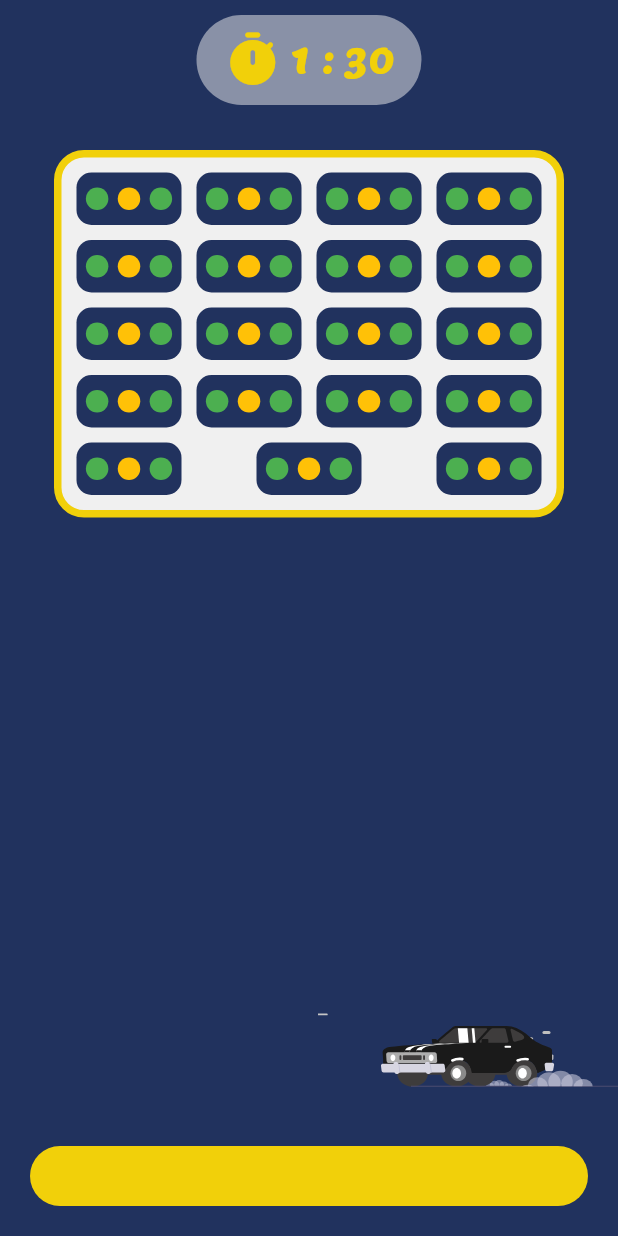
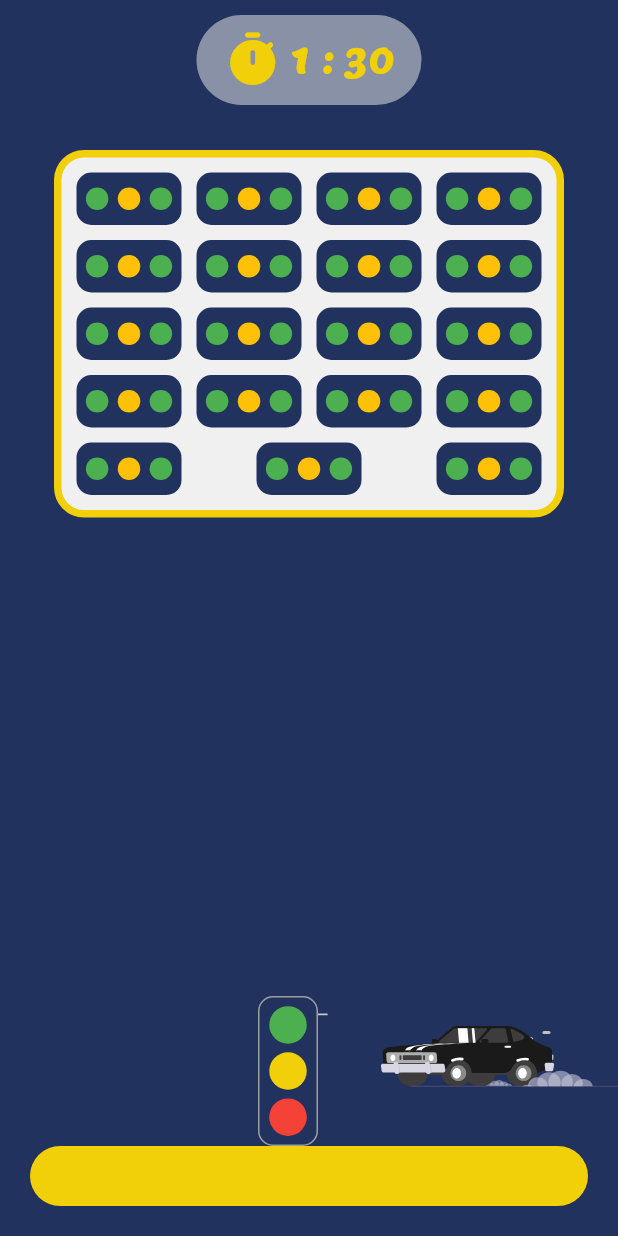
Before and after one commit to Ripat-2345/traffic_light_puzzle, a Flutter app: the screen it shows after launch, after a tap on "Start", on a phone screen of 412 x 824 dp. Run offline on Flutter 3.47's test engine with Material 2 defaults, Android fonts, the phone set to English and light mode, and no system bars; drawn by our look-alikes of flutter_countdown_timer; our stand-ins replace carousel_slider, get, lottie.

Commit message:
update game and make feedback button

```diff
--- a/lib/controllers/game_controller.dart
+++ b/lib/controllers/game_controller.dart
@@ -151,6 +151,14 @@ class GameController extends GetxController {
             fit: BoxFit.cover,
           ),
           contentPadding: const EdgeInsets.all(10),
+          textConfirm: "Send Your Feedback",
+          confirmTextColor: darkColor,
+          onConfirm: () {
+            Get.offAllNamed(
+              "/FeedBack",
+            );
+            timeController.dispose();
+          },
           textCancel: "Back To Home",
           cancelTextColor: darkColor,
           onCancel: () => Get.offAllNamed('/Home'),
--- a/lib/main.dart
+++ b/lib/main.dart
@@ -1,5 +1,5 @@
 import 'package:flutter/material.dart';
-import 'package:flutter_game/controllers/game_controller.dart';
+import 'package:flutter_game/screens/feed_back_screen.dart';
 import 'package:flutter_game/screens/game_screen.dart';
 import 'package:get/get.dart';
 
@@ -20,6 +20,7 @@ class MyApp extends StatelessWidget {
       getPages: [
         GetPage(name: '/Home', page: () => const HomeScreen()),
         GetPage(name: '/Game', page: () => const GameScreen()),
+        GetPage(name: '/FeedBack', page: () => const FeedBackScreen()),
       ],
       home: const HomeScreen(),
     );
--- /dev/null
+++ b/lib/screens/feed_back_screen.dart
@@ -0,0 +1,17 @@
+import 'package:flutter/material.dart';
+import 'package:get/get.dart';
+
+class FeedBackScreen extends StatelessWidget {
+  const FeedBackScreen({Key? key}) : super(key: key);
+
+  @override
+  Widget build(BuildContext context) {
+    return WillPopScope(
+      onWillPop: () {
+        Get.toNamed("/Home");
+        return Future(() => true);
+      },
+      child: Scaffold(),
+    );
+  }
+}
--- a/lib/screens/game_screen.dart
+++ b/lib/screens/game_screen.dart
@@ -249,11 +249,63 @@ class _GameScreenState extends State<GameScreen> {
                             alignment: gameController.carMove.value
                                 ? Alignment.bottomLeft
                                 : Alignment.bottomRight,
-                            child: SizedBox(
-                              width: (MediaQuery.of(context).size.width < 800)
+                            child: Row(
+                              crossAxisAlignment: CrossAxisAlignment.end,
+                              mainAxisSize: MainAxisSize.min,
+                              children: [
+                                Obx(() => (gameController.carMove.value)
+                                    ? const SizedBox()
+                                    : Container(
+                                        width: 40,
+                                        height: 100,
+                                        decoration: BoxDecoration(
+                                          borderRadius:
+                                              BorderRadius.circular(10),
+                                          color: darkColor,
+                                          border:
+                                              Border.all(color: Colors.grey),
+                                        ),
+                                        child: Column(
+                                          mainAxisAlignment:
+                                              MainAxisAlignment.spaceEvenly,
+                                          children: [
+                                            Container(
+                                              width: 25,
+                                              height: 25,
+                                              decoration: BoxDecoration(
+                                                borderRadius:
+                                                    BorderRadius.circular(100),
+                                                color: Colors.green,
+                                              ),
+                                            ),
+                                            Container(
+                                              width: 25,
+                                              height: 25,
+                                              decoration: BoxDecoration(
+                                                borderRadius:
+                                                    BorderRadius.circular(100),
+                                                color: yellowColor,
+                                              ),
+                                            ),
+                                            Container(
+                                              width: 25,
+                                              height: 25,
+                                              decoration: BoxDecoration(
+                                                borderRadius:
+                                                    BorderRadius.circular(100),
+                                                color: Colors.red,
+                                              ),
+                                            ),
+                                          ],
+                                        ),
+                                      )),
+                                SizedBox(
+                                  width:
+                                      (MediaQuery.of(context).size.width < 800)
                                           ? 200
                                           : 300,
-                              height: (MediaQuery.of(context).size.width < 800)
+                                  height:
+                                      (MediaQuery.of(context).size.width < 800)
                                           ? 120
                                           : 180,
                                   child: (gameController.argument == null)
@@ -265,6 +317,8 @@ class _GameScreenState extends State<GameScreen> {
                                           "assets/images/${gameController.argument[1]}",
                                           fit: BoxFit.cover,
                                         ),
+                                ),
+                              ],
                             ),
                           )),
                       Container(
```
Lines whose indentation alone changed are shown as unchanged.
